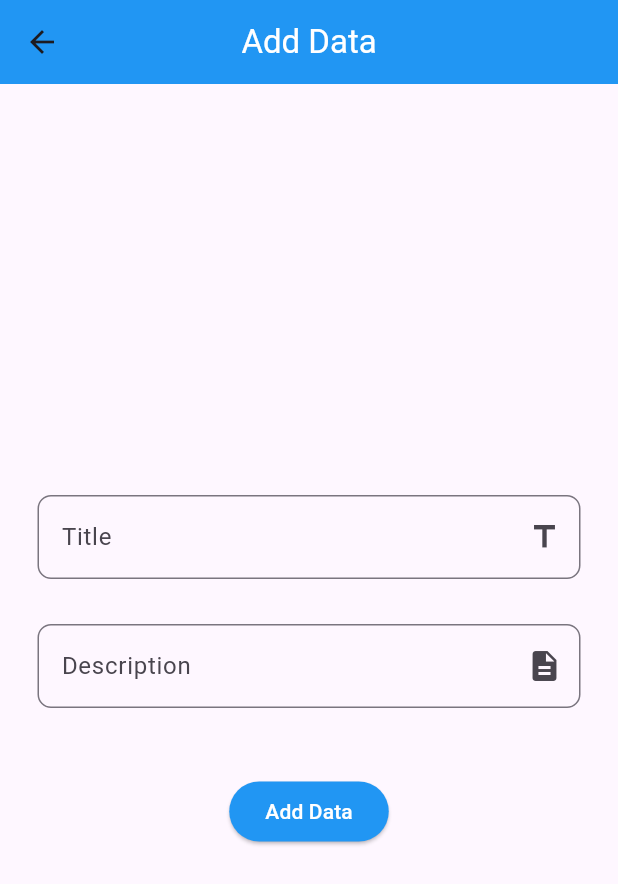
After one commit to Khushi950k/Firebase, a Flutter app: the AddData screen opened directly, after a tap on "Add Data", on a phone screen of 412 x 824 dp. The commit adds this screen. Shown: the top 884 px of the screen. Run offline on Flutter 3.47's test engine with Material 3 defaults, Android fonts, the phone set to English and light mode, and no system bars; our stand-ins replace cloud_firestore, firebase_auth, firebase_core; accounts and stored records are empty.

Commit message:
Initial Commit

```diff
--- /dev/null
+++ b/lib/Screen/adddata.dart
@@ -0,0 +1,53 @@
+import 'dart:developer';
+import 'package:cloud_firestore/cloud_firestore.dart';
+import 'package:firebase/Widgets/uihelper.dart';
+import 'package:flutter/material.dart';
+class AddData extends StatefulWidget {
+  const AddData({super.key});
+
+  @override
+  State<AddData> createState() => _AddDataState();
+}
+
+class _AddDataState extends State<AddData> {
+  TextEditingController titleController=TextEditingController();
+  TextEditingController descController=TextEditingController();
+
+  adddata(String title,String desc){
+    if(title=="" && desc==""){
+      log("Enter Required Fields");
+    }
+    else{
+      FirebaseFirestore.instance.collection("Notes").doc(title).set({
+        "Title":title,
+        "Description":desc,
+      }).then((value){
+        log("Data Inserted");
+        //Navigator.push(context, MaterialPageRoute(builder: (context)=>FetchData()));
+      });
+    }
+  }
+  @override
+  Widget build(BuildContext context) {
+    return Scaffold(
+      appBar: AppBar(
+        title: Text("Add Data",style: TextStyle(color: Colors.white),),
+        centerTitle: true,
+        backgroundColor: Colors.blue,
+      ),
+      body: Column(
+        mainAxisAlignment: MainAxisAlignment.center,
+        children: [
+          UiHelper.CustomTextField(titleController,"Title", Icons.title, false),
+          UiHelper.CustomTextField(descController, "Description", Icons.description,false),
+          SizedBox(height: 30),
+          ElevatedButton(onPressed: (){
+            adddata(titleController.text.toString(), descController.text.toString());
+          }, child: Text("Add Data",style:TextStyle(color: Colors.white),),
+            style: ButtonStyle(backgroundColor:MaterialStatePropertyAll<Color>(Colors.blue),
+            ),)
+
+        ],),
+    );
+  }
+}
--- a/lib/main.dart
+++ b/lib/main.dart
@@ -1,3 +1,4 @@
+import 'package:firebase/Screen/adddata.dart';
 import 'package:firebase/Screen/checkuser.dart';
 import 'package:firebase/Screen/signup_screen.dart';
 import 'package:firebase/Screen/verfiy_user.dart';
@@ -22,7 +23,7 @@ class MyApp extends StatelessWidget {
         colorScheme: ColorScheme.fromSeed(seedColor: Colors.deepPurple),
         useMaterial3: true,
       ),
-      home: VerfiyUser()
+      home: SignUp()
     );
   }
 }
--- a/pubspec.yaml
+++ b/pubspec.yaml
@@ -37,7 +37,8 @@ dependencies:
   cupertino_icons: ^1.0.2
   firebase_core: ^2.24.2
   firebase_auth: ^4.16.0
-
+  cloud_firestore: ^4.14.0
+  cloud_firestore_api: ^0.0.9
 
 dev_dependencies:
   flutter_test:
```
Also changed, not shown: lib/Screen/signup_screen.dart (+12 -4 lines), pubspec.lock, 4 other files.
